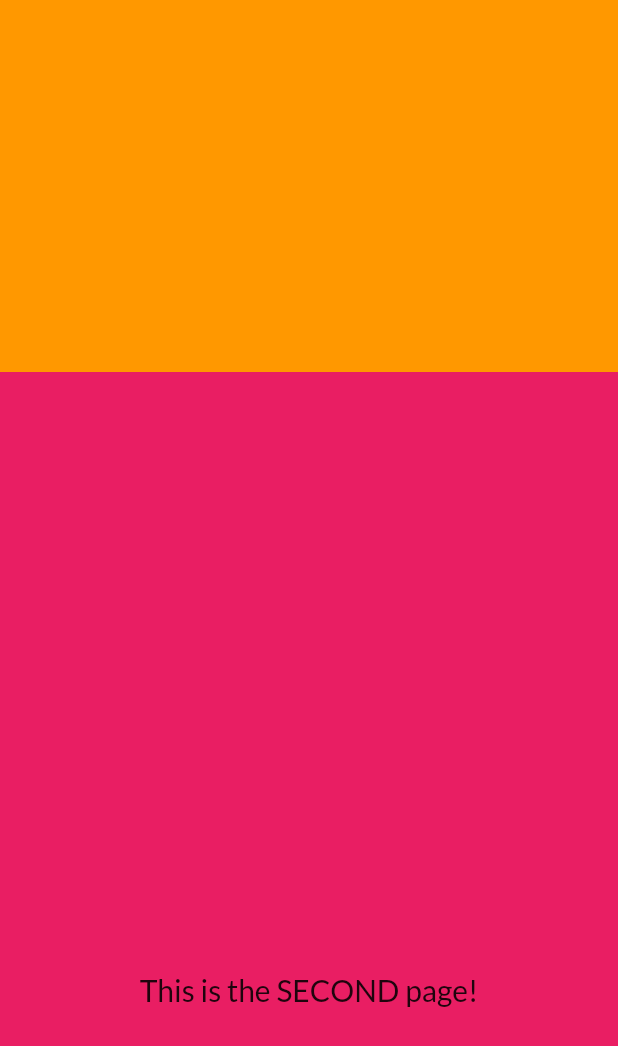
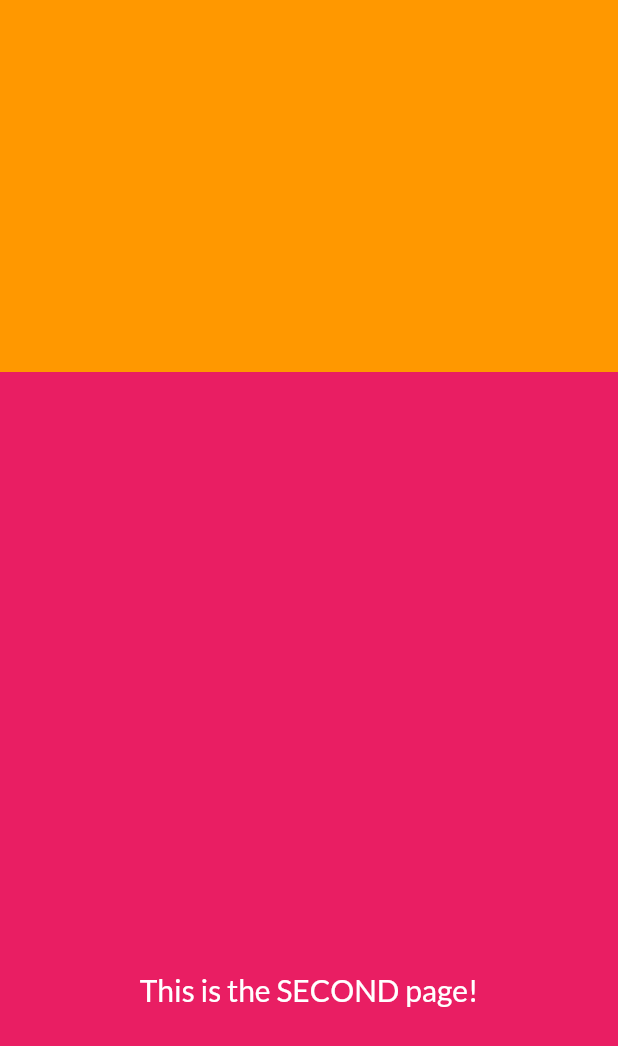
Before and after one commit to shalim-khan/flutter-full-screen-page-view, a Flutter app: the screen it shows after launch, scrolled down 576 dp, on a phone screen of 412 x 824 dp. Shown: the top 1046 px of the screen. Run offline on Flutter 3.47's test engine with Material 2 defaults, Android fonts, the phone set to English and light mode, and no system bars; our stand-ins replace google_fonts.

Commit message:
Update main.dart

```diff
--- a/flutter_full_screen_page_view/lib/main.dart
+++ b/flutter_full_screen_page_view/lib/main.dart
@@ -16,6 +16,7 @@ class HomePage extends StatelessWidget {
         children: [
           firstPage(),
           secondPage(),
+          thirdPage(),
         ],
       ),
     );
@@ -56,6 +57,31 @@ class HomePage extends StatelessWidget {
               textAlign: TextAlign.center,
               style: GoogleFonts.lato(
                 fontSize: 20,
+                color: Colors.white,
+
+                // fontStyle: FontStyle.italic,
+              ),
+            )
+          ],
+        ),
+      ),
+    );
+  }
+
+  Container thirdPage() {
+    return Container(
+      padding: const EdgeInsets.all(20.0),
+      color: Colors.purple,
+      child: Center(
+        child: Column(
+          mainAxisAlignment: MainAxisAlignment.center,
+          children: [
+            Text(
+              "This is the THIRD page!",
+              textAlign: TextAlign.center,
+              style: GoogleFonts.lato(
+                color: Colors.white,
+                fontSize: 20,
                 // fontStyle: FontStyle.italic,
               ),
             )
```
